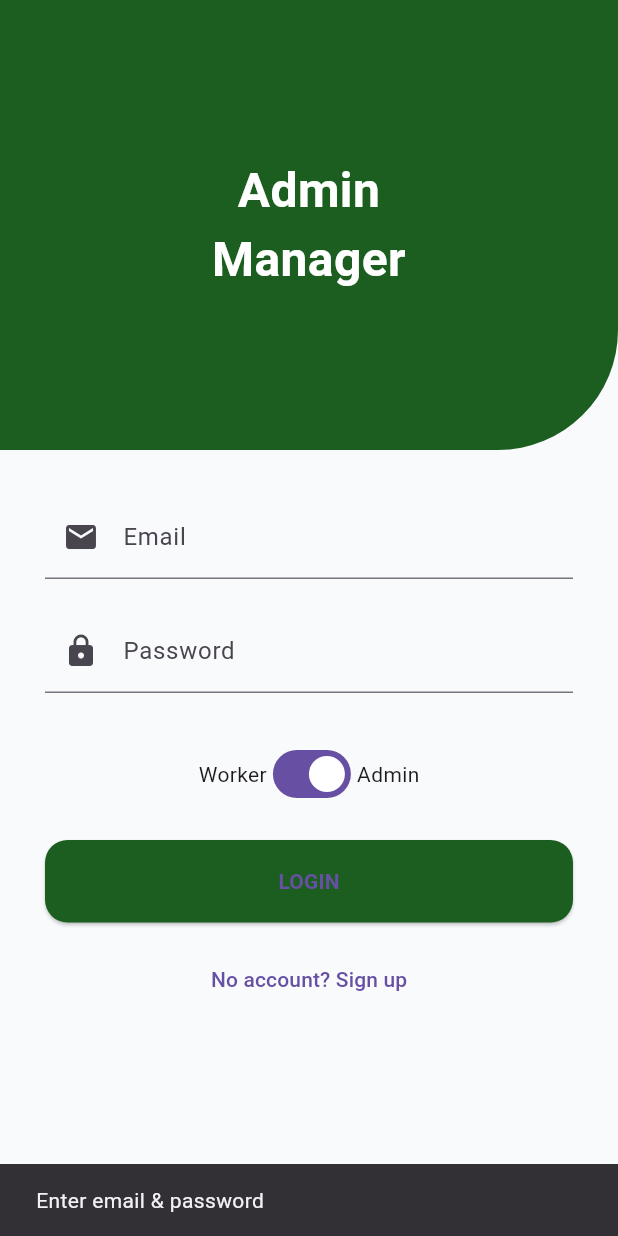
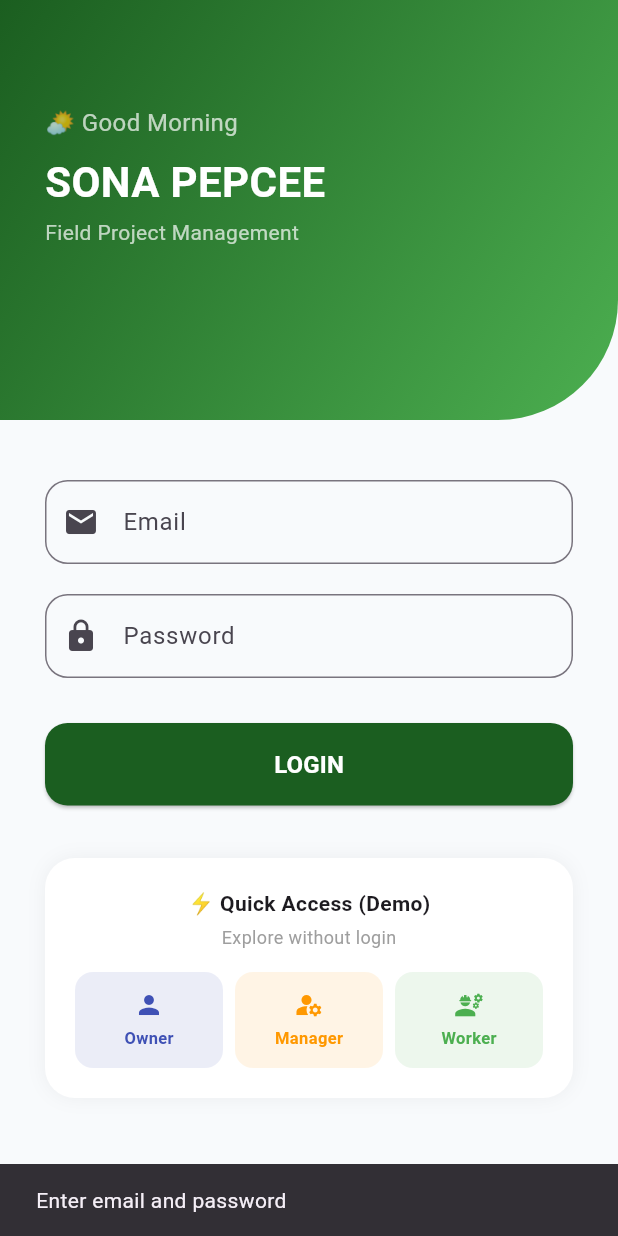
Before and after one commit to 2024khushipanjwani-rgb/FieldProject, a Flutter app: the screen it shows after launch, after a tap on "LOGIN", on a phone screen of 412 x 824 dp. Run offline on Flutter 3.47's test engine with Material 3 defaults, Android fonts, the phone set to English and light mode, and no system bars; our stand-ins replace cloud_firestore, firebase_auth, firebase_core, firebase_database; accounts and stored records are empty.

Commit message:
Update login_screen.dart

```diff
--- a/plant_tracker/lib/login_screen.dart
+++ b/plant_tracker/lib/login_screen.dart
@@ -1,307 +1,229 @@
 import 'package:flutter/material.dart';
 import 'package:firebase_auth/firebase_auth.dart';
-import 'package:cloud_firestore/cloud_firestore.dart';
-import 'admin_dashboard.dart';
-import 'worker_dashboard.dart';
+import 'package:firebase_database/firebase_database.dart';
+import 'screens/owner/owner_dashboard.dart';
+import 'screens/manager/manager_dashboard.dart';
+import 'screens/worker/worker_dashboard.dart';
 
 class LoginScreen extends StatefulWidget {
   const LoginScreen({super.key});
-
   @override
   State<LoginScreen> createState() => _LoginScreenState();
 }
 
 class _LoginScreenState extends State<LoginScreen> {
-  bool isAdmin = true;
   bool isLoading = false;
-  bool isSignupMode = false;
+  final _emailController = TextEditingController();
+  final _passwordController = TextEditingController();
+  final _auth = FirebaseAuth.instance;
+  final _db = FirebaseDatabase.instance.ref();
 
-  final TextEditingController _emailController = TextEditingController();
-  final TextEditingController _usernameController = TextEditingController();
-  final TextEditingController _passwordController = TextEditingController();
-  final TextEditingController _confirmPasswordController =
-      TextEditingController();
-
-  final FirebaseAuth _auth = FirebaseAuth.instance;
-  final FirebaseFirestore _firestore = FirebaseFirestore.instance;
-
-  Future<void> _saveUserProfile(User user) async {
-    final role = isAdmin ? 'admin' : 'worker';
-    final username = _usernameController.text.trim();
-    await _firestore.collection('users').doc(user.uid).set({
-      'uid': user.uid,
-      'email': user.email,
-      'username': username,
-      'role': role,
-      'daysWorked': 0,
-      'daysAbsent': 0,
-      'totalHolidays': 0,
-      'totalWorkingDays': 26,
-      'hourlyWage': 80.0,
-      'defaultDailyHours': 8,
-      'deductions': 0.0,
-      'lastCheckIn': '--:--',
-      'phone': '',
-      'department': 'Production',
-      'createdAt': FieldValue.serverTimestamp(),
-      'updatedAt': FieldValue.serverTimestamp(),
-    }, SetOptions(merge: true));
-  }
-
-  Future<void> _saveLoginEvent(User user) async {
-    final role = isAdmin ? 'admin' : 'worker';
-    await _firestore.collection('login_events').add({
-      'uid': user.uid,
-      'email': user.email,
-      'role': role,
-      'loggedInAt': FieldValue.serverTimestamp(),
-    });
+  String get _greeting {
+    final h = DateTime.now().hour;
+    if (h < 12) return '🌤 Good Morning';
+    if (h < 17) return '☀️ Good Afternoon';
+    return '🌙 Good Evening';
   }
 
   @override
   void dispose() {
     _emailController.dispose();
-    _usernameController.dispose();
     _passwordController.dispose();
-    _confirmPasswordController.dispose();
     super.dispose();
   }
 
-  Future<void> _authenticateUser() async {
-    String email = _emailController.text.trim();
-    String username = _usernameController.text.trim();
-    String password = _passwordController.text.trim();
-    String confirmPassword = _confirmPasswordController.text.trim();
+  Future<String?> _getRoleFromDatabase(String uid, String email) async {
+    // Check owners
+    final ownersSnap = await _db.child('owners').get();
+    if (ownersSnap.exists) {
+      final owners = Map<String, dynamic>.from(ownersSnap.value as Map);
+      for (final entry in owners.entries) {
+        final o = Map<String, dynamic>.from(entry.value as Map);
+        if (o['uid'] == uid) return 'admin';
+      }
+    }
+    // Check managers
+    final managersSnap = await _db.child('managers').get();
+    if (managersSnap.exists) {
+      final managers = Map<String, dynamic>.from(managersSnap.value as Map);
+      for (final entry in managers.entries) {
+        final m = Map<String, dynamic>.from(entry.value as Map);
+        if (m['uid'] == uid) return 'manager';
+      }
+    }
+    // Check workers
+    final workersSnap = await _db.child('workers').get();
+    if (workersSnap.exists) {
+      final workers = Map<String, dynamic>.from(workersSnap.value as Map);
+      for (final entry in workers.entries) {
+        final w = Map<String, dynamic>.from(entry.value as Map);
+        if (w['uid'] == uid) return 'worker';
+      }
+    }
+    return null;
+  }
 
-    if (email.isEmpty || password.isEmpty) {
+  Future<void> _login() async {
+    if (_emailController.text.trim().isEmpty || _passwordController.text.trim().isEmpty) {
       ScaffoldMessenger.of(context).showSnackBar(
-        const SnackBar(content: Text("Enter email & password")),
-      );
+        const SnackBar(content: Text('Enter email and password')));
       return;
     }
+    setState(() => isLoading = true);
+    try {
+      final credential = await _auth.signInWithEmailAndPassword(
+        email: _emailController.text.trim(),
+        password: _passwordController.text.trim(),
+      );
+      final user = credential.user;
+      if (user == null) return;
 
-    if (isSignupMode && password != confirmPassword) {
-      ScaffoldMessenger.of(context).showSnackBar(
-        const SnackBar(content: Text("Passwords do not match")),
-      );
-      return;
-    }
-
-    if (isSignupMode && username.isEmpty) {
-      ScaffoldMessenger.of(context).showSnackBar(
-        const SnackBar(content: Text("Please enter a username")),
-      );
-      return;
-    }
-
-    setState(() => isLoading = true);
-
-    try {
-      UserCredential credential;
-      if (isSignupMode) {
-        credential = await _auth.createUserWithEmailAndPassword(
-          email: email,
-          password: password,
-        );
-        final createdUser = credential.user;
-        if (createdUser != null) {
-          await createdUser.updateDisplayName(username);
-          await _saveUserProfile(createdUser);
-          await _saveLoginEvent(createdUser);
-        }
-      } else {
-        credential = await _auth.signInWithEmailAndPassword(
-          email: email,
-          password: password,
-        );
-        final loggedInUser = credential.user;
-        if (loggedInUser != null) {
-          await _firestore.collection('users').doc(loggedInUser.uid).set({
-            'uid': loggedInUser.uid,
-            'email': loggedInUser.email,
-            'role': isAdmin ? 'admin' : 'worker',
-            'updatedAt': FieldValue.serverTimestamp(),
-          }, SetOptions(merge: true));
-          await _saveLoginEvent(loggedInUser);
-        }
-      }
-
+      final role = await _getRoleFromDatabase(user.uid, user.email ?? '');
       if (!mounted) return;
 
-      // 🔀 Navigate based on role
-      Navigator.pushReplacement(
-        context,
-        MaterialPageRoute(
-          builder: (_) =>
-              isAdmin ? const AdminDashboard() : const WorkerDashboard(),
-        ),
-      );
+      if (role == 'admin') {
+        Navigator.pushReplacement(context,
+          MaterialPageRoute(builder: (_) => const OwnerDashboard()));
+      } else if (role == 'manager') {
+        Navigator.pushReplacement(context,
+          MaterialPageRoute(builder: (_) => const ManagerDashboard()));
+      } else if (role == 'worker') {
+        Navigator.pushReplacement(context,
+          MaterialPageRoute(builder: (_) => const WorkerDashboard()));
+      } else {
+        ScaffoldMessenger.of(context).showSnackBar(
+          const SnackBar(content: Text('Access denied. Contact your owner.')));
+        await _auth.signOut();
+      }
     } on FirebaseAuthException catch (e) {
-      String message = isSignupMode ? "Signup Failed" : "Login Failed";
+      String msg = 'Login failed';
+      if (e.code == 'user-not-found') msg = 'No account found';
+      if (e.code == 'wrong-password') msg = 'Incorrect password';
+      if (e.code == 'invalid-email') msg = 'Invalid email';
+      ScaffoldMessenger.of(context).showSnackBar(SnackBar(content: Text(msg)));
+    }
+    setState(() => isLoading = false);
+  }
 
-      if (e.code == 'user-not-found') {
-        message = "No user found with this email";
-      } else if (e.code == 'wrong-password') {
-        message = "Incorrect password";
-      } else if (e.code == 'email-already-in-use') {
-        message = "Email already registered. Please login.";
-      } else if (e.code == 'weak-password') {
-        message = "Password should be at least 6 characters";
-      } else if (e.code == 'invalid-email') {
-        message = "Enter a valid email address";
-      }
-
-      ScaffoldMessenger.of(context).showSnackBar(
-        SnackBar(content: Text(message)),
-      );
-    } on FirebaseException catch (_) {
-      ScaffoldMessenger.of(context).showSnackBar(
-        const SnackBar(content: Text("Firestore save failed. Please try again.")),
-      );
+  void _quickAccess(String role) {
+    if (role == 'admin') {
+      Navigator.push(context, MaterialPageRoute(builder: (_) => const OwnerDashboard()));
+    } else if (role == 'manager') {
+      Navigator.push(context, MaterialPageRoute(builder: (_) => const ManagerDashboard()));
+    } else {
+      Navigator.push(context, MaterialPageRoute(builder: (_) => const WorkerDashboard()));
     }
-
-    setState(() => isLoading = false);
   }
 
   @override
   Widget build(BuildContext context) {
-    final primaryColor =
-        isAdmin ? const Color(0xFF1B5E20) : const Color(0xFF3F51B5);
-
     return Scaffold(
       backgroundColor: const Color(0xFFF8FAFC),
       body: SingleChildScrollView(
         child: Column(
           children: [
+            // Header
             Container(
-              height: 300,
+              height: 280,
               width: double.infinity,
-              decoration: BoxDecoration(
-                color: primaryColor,
-                borderRadius: const BorderRadius.only(
+              decoration: const BoxDecoration(
+                gradient: LinearGradient(
+                  colors: [Color(0xFF1B5E20), Color(0xFF4CAF50)],
+                  begin: Alignment.topLeft,
+                  end: Alignment.bottomRight,
+                ),
+                borderRadius: BorderRadius.only(
                   bottomRight: Radius.circular(80),
                 ),
               ),
-              child: Center(
-                child: Text(
-                  isSignupMode
-                      ? "Create\nAccount"
-                      : isAdmin
-                          ? "Admin\nManager"
-                          : "Worker\nPortal",
-                  textAlign: TextAlign.center,
-                  style: const TextStyle(
-                    color: Colors.white,
-                    fontSize: 32,
-                    fontWeight: FontWeight.bold,
-                  ),
+              child: Padding(
+                padding: const EdgeInsets.fromLTRB(30, 70, 30, 30),
+                child: Column(
+                  crossAxisAlignment: CrossAxisAlignment.start,
+                  children: [
+                    Text(_greeting,
+                      style: const TextStyle(color: Colors.white70, fontSize: 16)),
+                    const SizedBox(height: 8),
+                    const Text("SONA PEPCEE",
+                      style: TextStyle(color: Colors.white,
+                        fontSize: 28, fontWeight: FontWeight.bold)),
+                    const SizedBox(height: 4),
+                    const Text("Field Project Management",
+                      style: TextStyle(color: Colors.white70, fontSize: 14)),
+                  ],
                 ),
               ),
             ),
-
             Padding(
-              padding: const EdgeInsets.all(30.0),
+              padding: const EdgeInsets.all(30),
               child: Column(
                 children: [
-                  // 📧 EMAIL FIELD
-                  if (isSignupMode) ...[
-                    TextField(
-                      controller: _usernameController,
-                      decoration: const InputDecoration(
-                        labelText: "Username",
-                        prefixIcon: Icon(Icons.person),
-                      ),
-                    ),
-                    const SizedBox(height: 20),
-                  ],
+                  const SizedBox(height: 10),
                   TextField(
                     controller: _emailController,
                     keyboardType: TextInputType.emailAddress,
-                    decoration: const InputDecoration(
-                      labelText: "Email",
-                      prefixIcon: Icon(Icons.email),
+                    decoration: InputDecoration(
+                      labelText: 'Email',
+                      prefixIcon: const Icon(Icons.email),
+                      border: OutlineInputBorder(borderRadius: BorderRadius.circular(15)),
                     ),
                   ),
-
                   const SizedBox(height: 20),
-
-                  // 🔒 PASSWORD FIELD
                   TextField(
                     controller: _passwordController,
                     obscureText: true,
-                    decoration: const InputDecoration(
-                      labelText: "Password",
-                      prefixIcon: Icon(Icons.lock),
+                    decoration: InputDecoration(
+                      labelText: 'Password',
+                      prefixIcon: const Icon(Icons.lock),
+                      border: OutlineInputBorder(borderRadius: BorderRadius.circular(15)),
                     ),
                   ),
-
-                  if (isSignupMode) ...[
-                    const SizedBox(height: 20),
-                    TextField(
-                      controller: _confirmPasswordController,
-                      obscureText: true,
-                      decoration: const InputDecoration(
-                        labelText: "Confirm Password",
-                        prefixIcon: Icon(Icons.lock_outline),
-                      ),
-                    ),
-                  ],
-
                   const SizedBox(height: 30),
-
-                  // 🔁 ROLE SWITCH
-                  Row(
-                    mainAxisAlignment: MainAxisAlignment.center,
-                    children: [
-                      const Text("Worker"),
-                      Switch(
-                        value: isAdmin,
-                        onChanged: (value) {
-                          setState(() => isAdmin = value);
-                        },
-                      ),
-                      const Text("Admin"),
-                    ],
-                  ),
-
-                  const SizedBox(height: 20),
-
-                  // 🔘 LOGIN BUTTON
                   SizedBox(
                     width: double.infinity,
                     height: 55,
                     child: ElevatedButton(
                       style: ElevatedButton.styleFrom(
-                        backgroundColor: primaryColor,
+                        backgroundColor: const Color(0xFF1B5E20),
                         shape: RoundedRectangleBorder(
-                          borderRadius: BorderRadius.circular(15),
-                        ),
+                          borderRadius: BorderRadius.circular(15)),
                       ),
-                      onPressed: isLoading ? null : _authenticateUser,
+                      onPressed: isLoading ? null : _login,
                       child: isLoading
-                          ? const CircularProgressIndicator(color: Colors.white)
-                          : Text(
-                              isSignupMode ? "SIGN UP" : "LOGIN",
-                              style: TextStyle(fontWeight: FontWeight.bold),
-                            ),
+                        ? const CircularProgressIndicator(color: Colors.white)
+                        : const Text('LOGIN',
+                            style: TextStyle(fontWeight: FontWeight.bold,
+                              fontSize: 16, color: Colors.white)),
                     ),
                   ),
-                  const SizedBox(height: 14),
-                  TextButton(
-                    onPressed: isLoading
-                        ? null
-                        : () {
-                            setState(() {
-                              isSignupMode = !isSignupMode;
-                              _usernameController.clear();
-                              _passwordController.clear();
-                              _confirmPasswordController.clear();
-                            });
-                          },
-                    child: Text(
-                      isSignupMode
-                          ? "Already registered? Login"
-                          : "No account? Sign up",
+                  const SizedBox(height: 35),
+                  // Quick Access
+                  Container(
+                    padding: const EdgeInsets.all(20),
+                    decoration: BoxDecoration(
+                      color: Colors.white,
+                      borderRadius: BorderRadius.circular(20),
+                      boxShadow: [BoxShadow(
+                        color: Colors.black.withOpacity(0.05), blurRadius: 10)],
+                    ),
+                    child: Column(
+                      children: [
+                        const Text('⚡ Quick Access (Demo)',
+                          style: TextStyle(fontWeight: FontWeight.bold, fontSize: 14)),
+                        const SizedBox(height: 4),
+                        const Text('Explore without login',
+                          style: TextStyle(color: Colors.grey, fontSize: 12)),
+                        const SizedBox(height: 15),
+                        Row(
+                          children: [
+                            _quickBtn('Owner', Icons.person, Colors.indigo, () => _quickAccess('admin')),
+                            const SizedBox(width: 8),
+                            _quickBtn('Manager', Icons.manage_accounts, Colors.orange, () => _quickAccess('manager')),
+                            const SizedBox(width: 8),
+                            _quickBtn('Worker', Icons.engineering, Colors.green, () => _quickAccess('worker')),
+                          ],
+                        ),
+                      ],
                     ),
                   ),
                 ],
@@ -312,4 +234,27 @@ class _LoginScreenState extends State<LoginScreen> {
       ),
     );
   }
+
+  Widget _quickBtn(String label, IconData icon, Color color, VoidCallback onTap) {
+    return Expanded(
+      child: GestureDetector(
+        onTap: onTap,
+        child: Container(
+          padding: const EdgeInsets.symmetric(vertical: 12),
+          decoration: BoxDecoration(
+            color: color.withOpacity(0.1),
+            borderRadius: BorderRadius.circular(12),
+          ),
+          child: Column(
+            children: [
+              Icon(icon, color: color, size: 20),
+              const SizedBox(height: 4),
+              Text(label, style: TextStyle(color: color,
+                fontSize: 11, fontWeight: FontWeight.bold)),
+            ],
+          ),
+        ),
+      ),
+    );
+  }
 }
```
